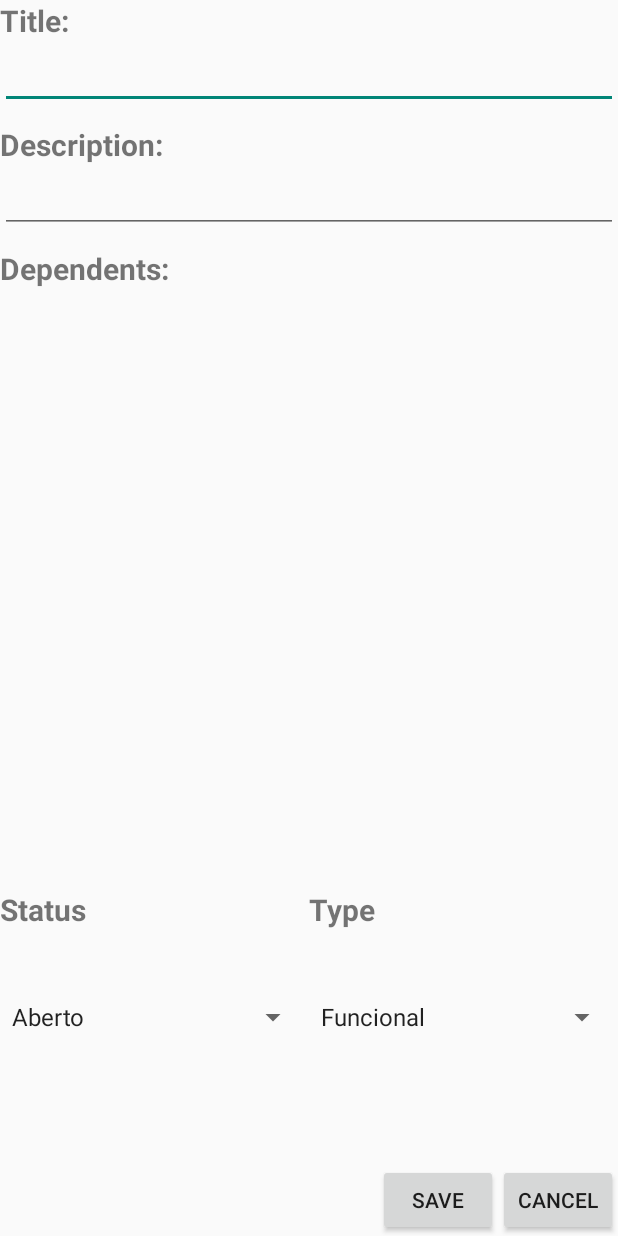
After one commit to jpttrindade/RequisitosManager, an Android app: the EditRequirementActivity screen opened directly, with no data from a screen before it, on a phone screen of 412 x 824 dp. The commit adds this screen. Run offline under Robolectric (Android 15) with nearby library versions, the phone set to English and light mode, and no system bars; 4 statements that could not run were skipped.

Commit message:
implementing updateRequirement -- incomplete!

```diff
--- a/app/src/main/AndroidManifest.xml
+++ b/app/src/main/AndroidManifest.xml
@@ -26,6 +26,8 @@
             android:name=".views.RequirementsActivity"
             android:label="@string/title_activity_requirements" >
         </activity>
+
+        <activity android:name=".views.EditRequirementActivity"/>
     </application>
 
 </manifest>
--- a/app/src/main/java/jpttrindade/br/gdrivetest/models/SubItemMenu.java
+++ b/app/src/main/java/jpttrindade/br/gdrivetest/models/SubItemMenu.java
@@ -14,4 +14,8 @@ public abstract class SubItemMenu {
     public String getTitulo() {
         return titulo;
     }
+
+    public void setTitulo(String titulo) {
+        this.titulo = titulo;
+    }
 }
--- a/app/src/main/java/jpttrindade/br/gdrivetest/models/repositorios/RepositorioRequirements.java
+++ b/app/src/main/java/jpttrindade/br/gdrivetest/models/repositorios/RepositorioRequirements.java
@@ -190,6 +190,9 @@ public class RepositorioRequirements {
 
         //preicsa atualizar os dependentes
 
+        RepositorioDependences.getInstance(mContext).insertDependences(requisito.getNewDependents());
+
+        RepositorioDependences.getInstance(mContext).removeDependeces(requisito.getRemovedDependets());
 
         return mDB.update(SCRIPTS.TABLE_REQUIREMENTS, values, SCRIPTS.REQUIREMENT_ID+"="+requisito.getId(), null);
 
--- a/app/src/main/java/jpttrindade/br/gdrivetest/models/repositorios/SCRIPTS.java
+++ b/app/src/main/java/jpttrindade/br/gdrivetest/models/repositorios/SCRIPTS.java
@@ -27,6 +27,8 @@ public class SCRIPTS {
     public static String DEPENDENCE_ID_REQUIREMENT = "id_requirement";
     public static String DEPENDENCE_ID_PROJECT = "id_project";
     public static String DEPENDENCE_ID_DEPENDENT = "id_dependent";
+    public static final String DEPENDENCE_DESCRIPTION = "description";
+
 
     public static String[] CREATE = new String[]{
             "CREATE TABLE "+TABLE_PROJECT+"(" +
--- /dev/null
+++ b/app/src/main/java/jpttrindade/br/gdrivetest/views/EditRequirementActivity.java
@@ -0,0 +1,255 @@
+package jpttrindade.br.gdrivetest.views;
+
+import android.app.Activity;
+import android.content.Intent;
+import android.os.Bundle;
+import android.util.Log;
+import android.view.LayoutInflater;
+import android.view.View;
+import android.view.ViewGroup;
+import android.widget.AdapterView;
+import android.widget.ArrayAdapter;
+import android.widget.BaseAdapter;
+import android.widget.Button;
+import android.widget.CheckBox;
+import android.widget.CompoundButton;
+import android.widget.EditText;
+import android.widget.LinearLayout;
+import android.widget.ListView;
+import android.widget.Spinner;
+import android.widget.TextView;
+
+import java.util.ArrayList;
+import java.util.List;
+
+import jpttrindade.br.gdrivetest.R;
+import jpttrindade.br.gdrivetest.models.Dependence;
+import jpttrindade.br.gdrivetest.models.RequerimentType;
+import jpttrindade.br.gdrivetest.models.RequirementStatus;
+import jpttrindade.br.gdrivetest.models.Requisito;
+import jpttrindade.br.gdrivetest.models.repositorios.RepositorioRequirements;
+
+import static jpttrindade.br.gdrivetest.R.layout.checkbox_dependents;
+
+/**
+ * Created by joaotrindade on 13/08/14.
+ */
+public class EditRequirementActivity extends Activity{
+
+
+    EditText description;
+    EditText title;
+
+    Spinner spinner_status, spinner_type;
+
+    ListView lv_dependents;
+
+    Button bt_save, bt_cancel;
+
+    RequirementStatus status;
+    RequerimentType type;
+
+
+
+
+
+    private Requisito requirement;
+    private ArrayList<Requisito> requirements;
+
+    @Override
+    protected void onCreate(Bundle savedInstanceState) {
+        super.onCreate(savedInstanceState);
+        setContentView(R.layout.activity_edit_requirement);
+
+        initialize();
+
+
+
+
+
+        title.setText(requirement.getTitulo());
+        description.setText(requirement.getDescricao());
+
+        bt_cancel.setOnClickListener(new View.OnClickListener() {
+            @Override
+            public void onClick(View v) {
+
+                Intent it = new Intent();
+                it.putExtra("requirement", requirement);
+                setResult(RESULT_CANCELED, it);
+                finish();
+            }
+        });
+
+        bt_save.setOnClickListener(new View.OnClickListener() {
+            @Override
+            public void onClick(View v) {
+
+
+                requirement.setTitulo(title.getText().toString());
+                requirement.setDescricao(description.getText().toString());
+                requirement.setStatus(status);
+                requirement.setType(type);
+
+                RepositorioRequirements.getInstance(EditRequirementActivity.this)
+                                        .updateRequirement(requirement);
+
+                Intent it = new Intent();
+                it.putExtra("requirement", requirement);
+                setResult(RESULT_OK, it);
+                finish();
+            }
+        });
+
+
+        spinner_type.setOnItemSelectedListener(new AdapterView.OnItemSelectedListener() {
+            @Override
+            public void onItemSelected(AdapterView<?> parent, View view, int position, long id) {
+                type = RequerimentType.setType(((TextView)view).getText().toString());
+            }
+
+            @Override
+            public void onNothingSelected(AdapterView<?> parent) {
+
+            }
+        });
+
+        spinner_status.setOnItemSelectedListener(new AdapterView.OnItemSelectedListener() {
+            @Override
+            public void onItemSelected(AdapterView<?> parent, View view, int position, long id) {
+                status = RequirementStatus.setStatus(((TextView)view).getText().toString());
+            }
+
+            @Override
+            public void onNothingSelected(AdapterView<?> parent) {
+
+            }
+        });
+
+
+        switch (requirement.getStatus()){
+
+            case ABERTO:
+                spinner_status.setSelection(0);
+                break;
+            case ACORDADO:
+                spinner_status.setSelection(1);
+                break;
+
+            case VALIDACAO:
+                spinner_status.setSelection(2);
+                break;
+            case CONCLUIDO:
+                spinner_status.setSelection(3);
+                break;
+
+            case STANDBY:
+                spinner_status.setSelection(4);
+                break;
+
+        }
+
+        switch (requirement.getType()){
+
+            case RF:
+                spinner_type.setSelection(0);
+                break;
+            case RNF:
+                spinner_type.setSelection(1);
+                break;
+        }
+
+
+    }
+
+    private void initialize() {
+        requirement = (Requisito)getIntent().getParcelableExtra("requirement");
+        requirements = getIntent().getParcelableArrayListExtra("requirements");
+
+        Log.d("DEBUG", "REQUISITO REMOVIDO DA LISTA -- "+requirements.remove(requirement));
+
+        title = (EditText) findViewById(R.id.et_title);
+        description = (EditText) findViewById(R.id.et_description);
+
+        spinner_status = (Spinner) findViewById(R.id.spinner_status);
+        spinner_type= (Spinner) findViewById(R.id.spinner_type);
+
+        ArrayAdapter<CharSequence> adapterStatus = ArrayAdapter.createFromResource(this,
+                R.array.status, android.R.layout.simple_spinner_item);
+
+        adapterStatus.setDropDownViewResource(R.layout.support_simple_spinner_dropdown_item);
+
+        spinner_status.setAdapter(adapterStatus);
+
+        ArrayAdapter<CharSequence> adapterType = ArrayAdapter.createFromResource(this,
+                R.array.type, android.R.layout.simple_spinner_item);
+        adapterType.setDropDownViewResource(R.layout.support_simple_spinner_dropdown_item);
+
+        spinner_type.setAdapter(adapterType);
+
+        lv_dependents = (ListView) findViewById(R.id.lv_dependents);
+
+        bt_save = (Button) findViewById(R.id.bt_save);
+        bt_cancel = (Button) findViewById(R.id.bt_cancel);
+
+    }
+
+    private class DependencesAdapter extends BaseAdapter{
+
+        @Override
+        public int getCount() {
+            return requirements.size();
+        }
+
+        @Override
+        public Object getItem(int position) {
+            return requirements.get(position);
+        }
+
+        @Override
+        public long getItemId(int position) {
+            return position;
+        }
+
+        @Override
+        public View getView(int position, View convertView, ViewGroup parent) {
+
+            CheckBox checkBox =(CheckBox) LayoutInflater.from(EditRequirementActivity.this).inflate(R.layout.checkbox_dependents, null);
+
+            Requisito req = requirements.get(position);
+
+            checkBox.setText(req.getTitulo());
+
+
+            for(Dependence dependence : requirement.getDependentes()){
+                if(dependence.getId_dependent() == req.getId()){
+                    checkBox.setChecked(true);
+                    break;
+                }
+            }
+
+            Dependence dependence = new Dependence(requirement.getId(), requirement.getProjeto().getId(), req.getId());
+
+            dependence.setTitle(req.getTitulo());
+            dependence.setDescription(req.getDescricao());
+
+            checkBox.setTag(dependence);
+
+
+            checkBox.setOnCheckedChangeListener(new CheckBox.OnCheckedChangeListener() {
+
+                @Override
+                public void onCheckedChanged(CompoundButton buttonView, boolean isChecked) {
+                    if (isChecked) {
+
+                        requirement.addNewDependence((Dependence) buttonView.getTag());
+                    } else {
+                        requirement.addRemovedDependence((Dependence) buttonView.getTag());
+                    }
+                }
+            });
+
+            return checkBox;
+        }
+    }
+}
--- /dev/null
+++ b/app/src/main/res/layout/activity_edit_requirement.xml
@@ -0,0 +1,156 @@
+<?xml version="1.0" encoding="utf-8"?>
+
+<RelativeLayout xmlns:android="http://schemas.android.com/apk/res/android"
+    android:layout_width="match_parent" android:layout_height="match_parent">
+
+
+    <TextView
+        android:id="@+id/label_title"
+        android:layout_width="wrap_content"
+        android:layout_height="wrap_content"
+        android:text="Title: "
+        android:textSize="20sp"
+        android:textStyle="bold"/>
+
+    <EditText
+        android:id="@+id/et_title"
+        android:layout_width="match_parent"
+        android:layout_height="wrap_content"
+        android:layout_marginBottom="10dp"
+        android:layout_below="@id/label_title"/>
+
+
+    <TextView
+        android:id="@+id/label_description"
+        android:layout_width="wrap_content"
+        android:layout_height="wrap_content"
+        android:layout_below="@id/et_title"
+        android:text="Description: "
+        android:textSize="20sp"
+        android:textStyle="bold"/>
+
+    <EditText
+        android:id="@+id/et_description"
+        android:layout_width="match_parent"
+        android:layout_height="wrap_content"
+        android:layout_marginBottom="10dp"
+        android:layout_below="@id/label_description"/>
+
+
+
+
+
+    <Button
+        android:id="@+id/bt_cancel"
+        android:layout_width="80dp"
+        android:layout_height="wrap_content"
+        android:layout_alignParentBottom="true"
+        android:layout_alignParentRight="true"
+        android:text="Cancel"/>
+
+    <Button
+        android:id="@+id/bt_save"
+        android:layout_width="80dp"
+        android:layout_height="wrap_content"
+        android:layout_alignParentBottom="true"
+        android:layout_toLeftOf="@id/bt_cancel"
+        android:text="Save"/>
+
+
+
+    <LinearLayout
+        android:id="@+id/ll_container1"
+        android:layout_width="match_parent"
+        android:layout_height="match_parent"
+        android:layout_below="@id/et_description"
+        android:layout_above="@id/bt_save"
+        android:orientation="vertical"
+        android:weightSum="1.0">
+        <TextView
+            android:id="@+id/label_dependents"
+            android:layout_width="wrap_content"
+            android:layout_height="0dp"
+            android:text="Dependents: "
+            android:textSize="20sp"
+            android:textStyle="bold"
+            android:layout_weight=".1"/>
+
+        <ListView
+            android:id="@+id/lv_dependents"
+            android:layout_width="match_parent"
+            android:layout_height="0dp"
+            android:layout_weight=".6"
+            >
+
+        </ListView>
+
+        <LinearLayout
+            android:layout_width="match_parent"
+            android:layout_height="0dp"
+            android:layout_weight="0.3"
+            android:orientation="vertical">
+            <LinearLayout
+                android:layout_width="match_parent"
+                android:layout_height="0dp"
+                android:orientation="horizontal"
+                android:layout_weight=".4">
+                <TextView
+                    android:id="@+id/label_status"
+                    android:layout_width="0dp"
+                    android:layout_height="wrap_content"
+                    android:layout_weight=".5"
+                    android:text="Status"
+                    android:textSize="20sp"
+                    android:textStyle="bold"/>
+
+                <TextView
+                    android:id="@+id/label_type"
+                    android:layout_width="0dp"
+                    android:layout_height="wrap_content"
+                    android:layout_weight=".5"
+                    android:text="Type"
+                    android:textSize="20sp"
+                    android:textStyle="bold"
+
+                    />
+                </LinearLayout>
+
+            <LinearLayout
+                android:layout_width="match_parent"
+                android:layout_height="0dp"
+                android:orientation="horizontal"
+                android:layout_weight=".6">
+
+                <Spinner
+                    android:id="@+id/spinner_status"
+                    android:layout_width="0dp"
+                    android:layout_height="wrap_content"
+                    android:layout_weight=".5"/>
+
+                <Spinner
+                    android:id="@+id/spinner_type"
+                    android:layout_width="0dp"
+                    android:layout_height="wrap_content"
+                    android:layout_weight=".5"/>
+
+            </LinearLayout>
+        </LinearLayout>
+
+
+
+    </LinearLayout>
+
+
+
+
+
+
+
+
+
+
+
+
+
+
+</RelativeLayout>
```
Also changed, not shown: app/src/main/java/jpttrindade/br/gdrivetest/models/Requisito.java (+70 -0 lines), app/src/main/java/jpttrindade/br/gdrivetest/models/repositorios/RepositorioDependences.java (+24 -0 lines), app/src/main/java/jpttrindade/br/gdrivetest/views/CreateNewRequirementActivity.java (+0 -51 lines), app/src/main/java/jpttrindade/br/gdrivetest/views/RequirementsActivity.java (+29 -0 lines), app/src/main/java/jpttrindade/br/gdrivetest/views/RequirementsAdapter.java (+25 -3 lines), app/src/main/res/layout/desc_requirement.xml (+41 -24 lines), 1 other file.
